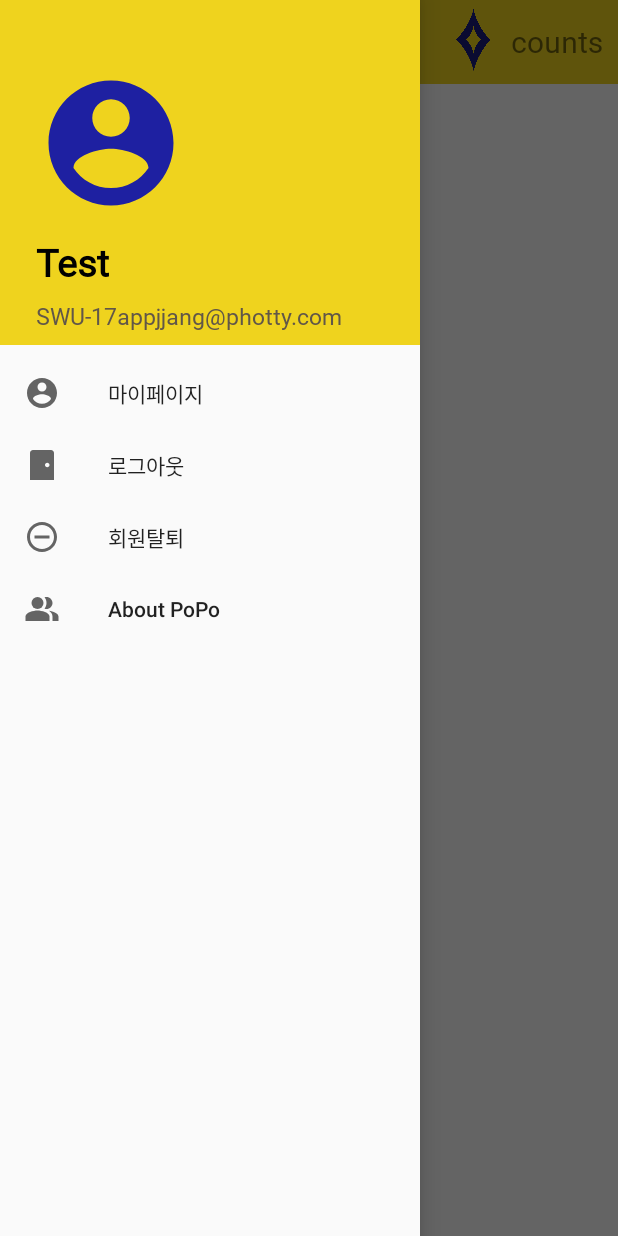
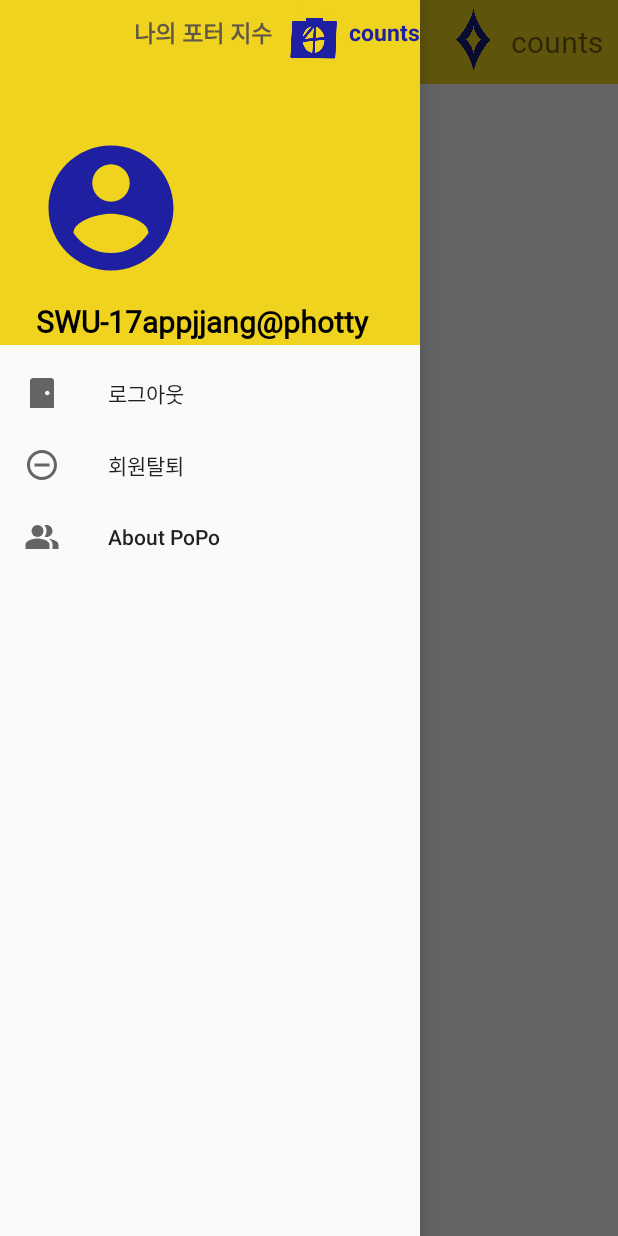
Before and after one commit to SWU-17appjjang/photy, an Android app: the MainActivity screen opened directly, with no data from a screen before it, with the side drawer open, on a phone screen of 412 x 824 dp. Run offline under Robolectric (Android 15) with nearby library versions, the phone set to English and light mode, and no system bars; our stand-ins replace Firebase (no records; nobody signed in at launch, a user with empty details on screens opened directly); libraries missing offline, so code that uses them is left out: com.gun0912.tedpermission, com.theartofdev.edmodo; 2 statements that could not run were skipped.

Commit message:
마이페이지 삭제, 포터 지수 추가, 업로드 레이아웃 수정 activity_upload 삭제 예정(수민)

```diff
--- a/app/src/main/java/org/Photy/photy/MainActivity.kt
+++ b/app/src/main/java/org/Photy/photy/MainActivity.kt
@@ -204,7 +204,6 @@ class MainActivity : AppCompatActivity(), NavigationView.OnNavigationItemSelecte
 
     override fun onNavigationItemSelected(item: MenuItem): Boolean { // 메뉴 바 버튼 클릭 시
         when(item.itemId){
-            R.id.account-> Toast.makeText(this,"account clicked",Toast.LENGTH_SHORT).show()
             R.id.signout-> Toast.makeText(this,"기능 구현 예정",Toast.LENGTH_SHORT).show()
             R.id.logout-> Toast.makeText(this,"기능 구현 예정",Toast.LENGTH_SHORT).show()
             R.id.maker-> Toast.makeText(this,"음하하 우리가 만들었지",Toast.LENGTH_SHORT).show()
--- a/app/src/main/res/layout/activity_upload.xml
+++ b/app/src/main/res/layout/activity_upload.xml
@@ -51,32 +51,21 @@
 
     <LinearLayout
         android:layout_width="match_parent"
-        android:layout_height="wrap_content"
+        android:layout_height="match_parent"
         android:gravity="center"
         >
+
         <ImageView
             android:id="@+id/img_picture"
             android:layout_width="400dp"
             android:layout_height="400dp"
-            android:layout_margin="10dp"
-            />
+            android:layout_gravity="center_vertical"
+            android:layout_margin="10dp" />
 
-        <Button
-            android:id="@+id/button"
-            android:layout_width="wrap_content"
-            android:layout_height="wrap_content"
-            android:layout_weight="1"
-            android:text="Button" />
-    </LinearLayout>
-
-    <!--별 다른 기능 구현하지 않는다면 삭제 가능-->
-    <LinearLayout
-        android:layout_width="match_parent"
-        android:layout_height="wrap_content"
-        android:gravity="center">
 
     </LinearLayout>
 
 
 
+
 </androidx.appcompat.widget.LinearLayoutCompat>
--- a/app/src/main/res/layout/main_drawer_header.xml
+++ b/app/src/main/res/layout/main_drawer_header.xml
@@ -6,6 +6,44 @@
     android:layout_height="230dp"
     android:background="@color/ourYellow"
     android:orientation="vertical">
+
+    <LinearLayout
+        android:layout_width="match_parent"
+        android:layout_height="wrap_content"
+        android:gravity="right"
+        >
+
+        <!--포터 지수-->
+        <TextView
+            android:layout_width="wrap_content"
+            android:layout_height="wrap_content"
+            android:layout_margin="10dp"
+            android:layout_marginRight="20dp"
+            android:fontFamily="@font/godom"
+            android:text="나의 포터 지수"
+            android:textStyle="bold"
+            android:textColor="#EB554C4C"
+            android:textSize="15dp" />
+
+        <ImageView
+            android:layout_width="36dp"
+            android:layout_height="match_parent"
+            android:background="@drawable/photter_icon" />
+
+        <TextView
+            android:id="@+id/photterScore"
+            android:layout_width="wrap_content"
+            android:layout_height="wrap_content"
+            android:layout_marginLeft="5dp"
+            android:layout_gravity="center"
+            android:text="counts"
+            android:textSize="15dp"
+            android:textColor="@color/ourBlue"
+            android:textStyle="bold"
+            />
+
+
+    </LinearLayout>
 
     <ImageView
         android:id="@+id/header_icon"
@@ -17,20 +55,13 @@
         android:id="@+id/nickname"
         android:layout_width="match_parent"
         android:layout_height="wrap_content"  android:layout_marginStart="24dp"
-        android:textSize="25dp"
+        android:textSize="20dp"
         android:textStyle="bold"
         android:textColor="#000000"
         android:layout_marginTop="12dp"
         android:fontFamily="@font/godom"
-        android:text="Test"/>
+        android:text="SWU-17appjjang@photty.com"/>
 
-    <TextView
-        android:id="@+id/email"
-        android:layout_width="match_parent"
-        android:layout_height="wrap_content"
-        android:textSize="15dp"
-        android:textColor="#EB554C4C"
-        android:layout_marginTop="8dp" android:layout_marginStart="24dp"
-        android:fontFamily="@font/godom"
-        android:text="SWU-17appjjang@photty.com"/>
+
+
 </LinearLayout>
--- a/app/src/main/res/menu/main_drawer_navigation.xml
+++ b/app/src/main/res/menu/main_drawer_navigation.xml
@@ -1,9 +1,5 @@
 <?xml version="1.0" encoding="utf-8"?>
 <menu xmlns:android="http://schemas.android.com/apk/res/android">
-    <item android:id = "@+id/account"
-        android:icon = "@drawable/ic_account"
-        android:title = "마이페이지"
-        />
     <item android:id = "@+id/logout"
         android:icon = "@drawable/ic_logout"
         android:title = "로그아웃"
```
Also changed, not shown: app/src/main/res/drawable/photter_icon.png (added).
